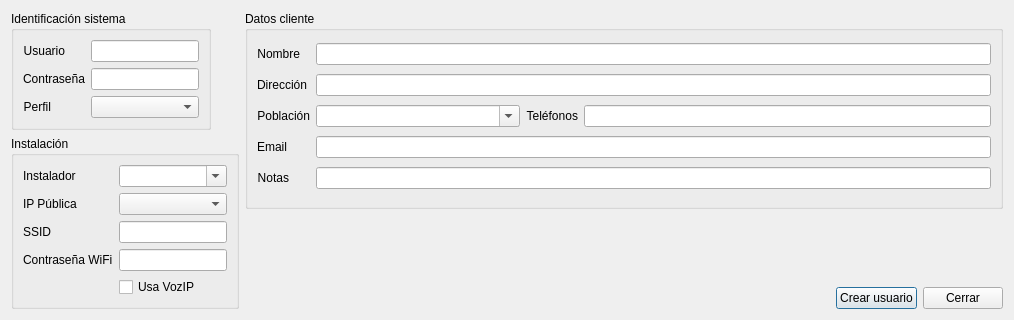
First picture: the form in DlgNuevoUsuario.ui, repository silderan/QMikPPPManager, before the edit.
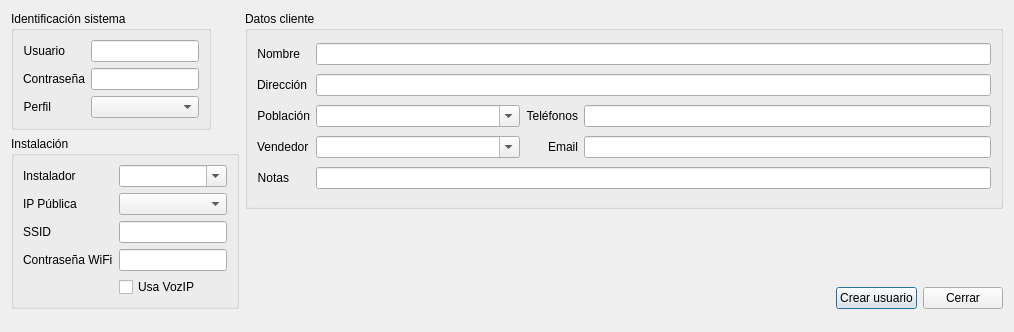
Second picture: the form after the edit.

The edit to the form file:
```diff
--- a/DlgNuevoUsuario.ui
+++ b/DlgNuevoUsuario.ui
@@ -7,7 +7,7 @@
     <x>0</x>
     <y>0</y>
     <width>1014</width>
-    <height>289</height>
+    <height>332</height>
    </rect>
   </property>
   <property name="windowTitle">
@@ -100,22 +100,6 @@
         </property>
        </widget>
       </item>
-      <item row="3" column="0">
-       <widget class="QLabel" name="label_8">
-        <property name="sizePolicy">
-         <sizepolicy hsizetype="Maximum" vsizetype="Preferred">
-          <horstretch>0</horstretch>
-          <verstretch>0</verstretch>
-         </sizepolicy>
-        </property>
-        <property name="text">
-         <string>Email</string>
-        </property>
-        <property name="alignment">
-         <set>Qt::AlignRight|Qt::AlignTrailing|Qt::AlignVCenter</set>
-        </property>
-       </widget>
-      </item>
       <item row="4" column="1" colspan="4">
        <widget class="QLineEdit" name="leNotas"/>
       </item>
@@ -151,9 +135,39 @@
         </property>
        </widget>
       </item>
-      <item row="3" column="1" colspan="4">
+      <item row="3" column="3" colspan="2">
        <widget class="QLineEdit" name="leEmail"/>
       </item>
+      <item row="3" column="2">
+       <widget class="QLabel" name="label_8">
+        <property name="sizePolicy">
+         <sizepolicy hsizetype="Minimum" vsizetype="Preferred">
+          <horstretch>0</horstretch>
+          <verstretch>0</verstretch>
+         </sizepolicy>
+        </property>
+        <property name="text">
+         <string>Email</string>
+        </property>
+        <property name="alignment">
+         <set>Qt::AlignRight|Qt::AlignTrailing|Qt::AlignVCenter</set>
+        </property>
+       </widget>
+      </item>
+      <item row="3" column="1">
+       <widget class="QComboBox" name="cbComercial">
+        <property name="editable">
+         <bool>true</bool>
+        </property>
+       </widget>
+      </item>
+      <item row="3" column="0">
+       <widget class="QLabel" name="label_14">
+        <property name="text">
+         <string>Vendedor</string>
+        </property>
+       </widget>
+      </item>
      </layout>
     </widget>
    </item>
```
Left out of the diff: 1 changed line with no effect on the pictures.
